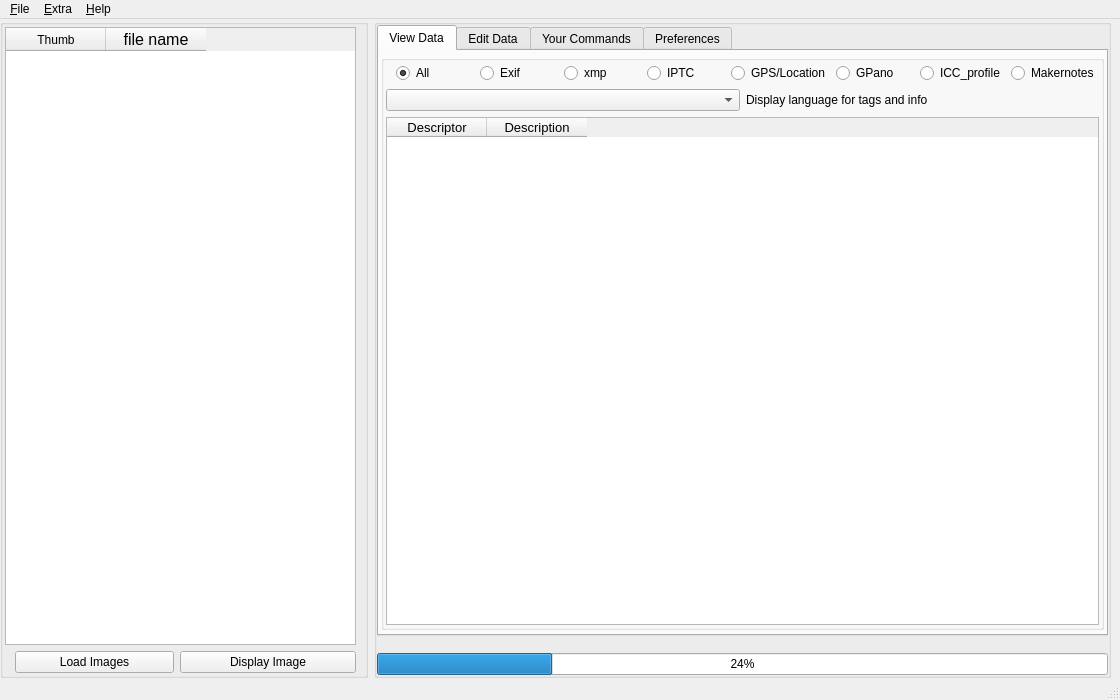
First picture: the form in scripts/ui/MainWindow.ui, repository hvdwolf/pyExifToolGUI, before the edit.
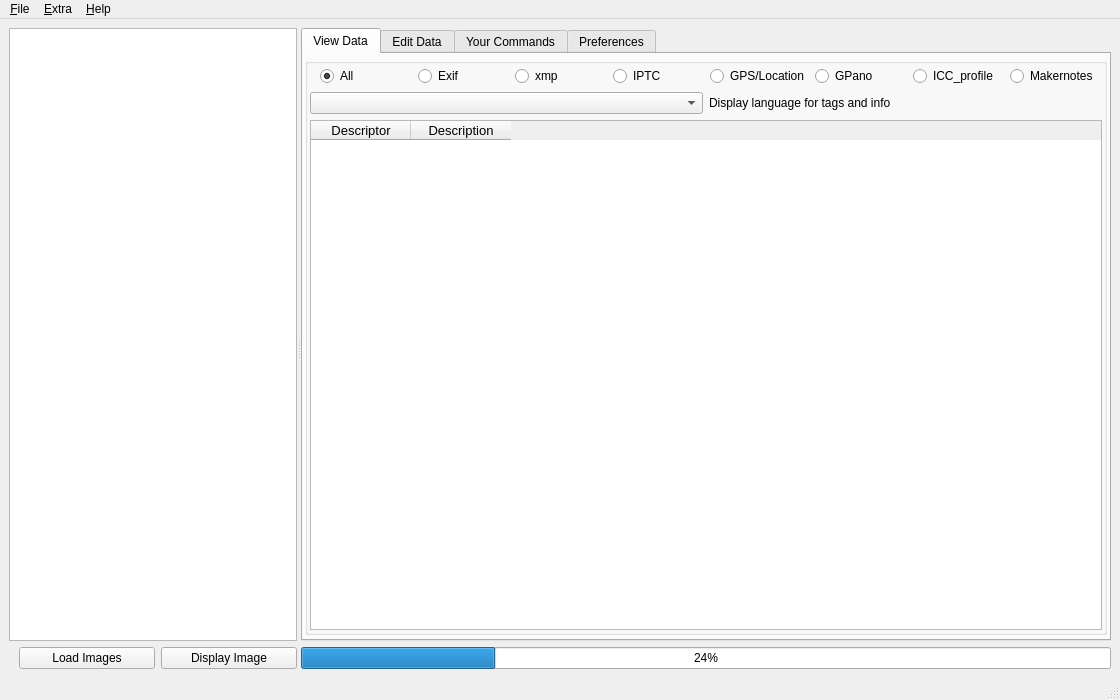
Second picture: the form after the edit.

Commit message:
Splitter and show images in table cells instead of rows
Add splitter and show images in table cells instead of rows

```diff
--- a/scripts/ui/MainWindow.ui
+++ b/scripts/ui/MainWindow.ui
@@ -50,79 +50,73 @@
    <property name="accessibleName">
     <string>Main</string>
    </property>
-   <layout class="QGridLayout" name="gridLayout_17">
-    <property name="leftMargin">
-     <number>0</number>
-    </property>
-    <property name="topMargin">
-     <number>0</number>
-    </property>
-    <property name="rightMargin">
-     <number>9</number>
-    </property>
-    <property name="bottomMargin">
-     <number>0</number>
-    </property>
-    <item row="0" column="0">
-     <widget class="QGroupBox" name="groupBox">
-      <property name="sizePolicy">
-       <sizepolicy hsizetype="Preferred" vsizetype="Expanding">
-        <horstretch>1</horstretch>
-        <verstretch>2</verstretch>
-       </sizepolicy>
-      </property>
-      <property name="minimumSize">
-       <size>
-        <width>351</width>
-        <height>641</height>
-       </size>
-      </property>
-      <property name="title">
-       <string/>
-      </property>
-      <layout class="QGridLayout" name="gridLayout_18">
-       <property name="leftMargin">
-        <number>2</number>
-       </property>
-       <property name="topMargin">
-        <number>2</number>
-       </property>
-       <property name="bottomMargin">
-        <number>2</number>
-       </property>
-       <item row="0" column="0">
+   <layout class="QHBoxLayout" name="horizontalLayout_17">
+    <item>
+     <widget class="QSplitter" name="splitter">
+      <property name="orientation">
+       <enum>Qt::Horizontal</enum>
+      </property>
+      <widget class="QWidget" name="verticalLayoutWidget_4">
+       <layout class="QVBoxLayout" name="verticalLayout_4">
+        <item>
+         <layout class="QHBoxLayout" name="horizontalLayout_21">
+          <property name="sizeConstraint">
+           <enum>QLayout::SetMaximumSize</enum>
+          </property>
+          <item>
         <widget class="QTableWidget" name="MaintableWidget">
          <property name="sizePolicy">
           <sizepolicy hsizetype="Preferred" vsizetype="Expanding">
-           <horstretch>1</horstretch>
-           <verstretch>2</verstretch>
-          </sizepolicy>
-         </property>
-         <property name="toolTip">
-          <string>displays the image names after they have been loaded</string>
+              <horstretch>10</horstretch>
+              <verstretch>10</verstretch>
+             </sizepolicy>
+            </property>
+            <property name="styleSheet">
+             <string notr="true">QTableView::item
+{
+  border: 0px;
+  padding: 8px;
+};
+
+QTableWidget::item
+{
+  border: 0px;
+  padding: 8px;
+}
+
+</string>
+            </property>
+            <property name="showGrid">
+             <bool>false</bool>
+            </property>
+            <property name="cornerButtonEnabled">
+             <bool>true</bool>
+            </property>
+            <property name="rowCount">
+             <number>2</number>
          </property>
          <property name="columnCount">
           <number>2</number>
          </property>
-         <column>
-          <property name="text">
-           <string>Thumb</string>
-          </property>
-         </column>
-         <column>
-          <property name="text">
-           <string>file name</string>
-          </property>
-          <property name="font">
-           <font>
-            <pointsize>12</pointsize>
-           </font>
-          </property>
-         </column>
-        </widget>
-       </item>
-       <item row="1" column="0">
+            <attribute name="horizontalHeaderVisible">
+             <bool>false</bool>
+            </attribute>
+            <attribute name="verticalHeaderVisible">
+             <bool>false</bool>
+            </attribute>
+            <row/>
+            <row/>
+            <column/>
+            <column/>
+           </widget>
+          </item>
+         </layout>
+        </item>
+        <item>
         <layout class="QHBoxLayout" name="imagebuttonsLayout">
+          <property name="sizeConstraint">
+           <enum>QLayout::SetMaximumSize</enum>
+          </property>
          <property name="leftMargin">
           <number>10</number>
          </property>
@@ -162,41 +156,14 @@
        </item>
       </layout>
      </widget>
-    </item>
-    <item row="0" column="1">
-     <widget class="QGroupBox" name="groupBox_2">
-      <property name="sizePolicy">
-       <sizepolicy hsizetype="Expanding" vsizetype="Expanding">
-        <horstretch>2</horstretch>
-        <verstretch>2</verstretch>
-       </sizepolicy>
-      </property>
-      <property name="title">
-       <string/>
-      </property>
-      <layout class="QGridLayout" name="gridLayout_22">
-       <property name="margin">
-        <number>0</number>
-       </property>
-       <item row="2" column="0" alignment="Qt::AlignBottom">
-        <widget class="QProgressBar" name="progressbar">
-         <property name="sizePolicy">
-          <sizepolicy hsizetype="Expanding" vsizetype="Fixed">
-           <horstretch>2</horstretch>
-           <verstretch>0</verstretch>
-          </sizepolicy>
-         </property>
-         <property name="value">
-          <number>24</number>
-         </property>
-        </widget>
-       </item>
-       <item row="1" column="0" alignment="Qt::AlignTop">
+      <widget class="QWidget" name="verticalLayoutWidget_3">
+       <layout class="QVBoxLayout" name="verticalLayout_3">
+        <item>
         <widget class="QTabWidget" name="tabWidget">
          <property name="sizePolicy">
           <sizepolicy hsizetype="Expanding" vsizetype="Expanding">
-           <horstretch>2</horstretch>
-           <verstretch>2</verstretch>
+            <horstretch>1</horstretch>
+            <verstretch>1</verstretch>
           </sizepolicy>
          </property>
          <property name="minimumSize">
@@ -249,6 +216,13 @@
               <property name="margin">
                <number>2</number>
               </property>
+               <item row="1" column="1">
+                <widget class="QLabel" name="label_longlanguage">
+                 <property name="text">
+                  <string>Display language for tags and info</string>
+                 </property>
+                </widget>
+               </item>
               <item row="0" column="0" colspan="2">
                <layout class="QHBoxLayout" name="horizontalLayout_2">
                 <property name="sizeConstraint">
@@ -336,28 +310,6 @@
                 </item>
                </layout>
               </item>
-              <item row="1" column="0">
-               <widget class="QComboBox" name="comboBox_languages">
-                <property name="toolTip">
-                 <string>Select an ExifTool supported display language</string>
-                </property>
-                <property name="statusTip">
-                 <string>Select an ExifTool supported display language</string>
-                </property>
-                <item>
-                 <property name="text">
-                  <string/>
-                 </property>
-                </item>
-               </widget>
-              </item>
-              <item row="1" column="1">
-               <widget class="QLabel" name="label_longlanguage">
-                <property name="text">
-                 <string>Display language for tags and info</string>
-                </property>
-               </widget>
-              </item>
               <item row="2" column="0" colspan="2">
                <widget class="QTableWidget" name="exiftableWidget">
                 <property name="sizePolicy">
@@ -386,6 +338,21 @@
                 </column>
                </widget>
               </item>
+               <item row="1" column="0">
+                <widget class="QComboBox" name="comboBox_languages">
+                 <property name="toolTip">
+                  <string>Select an ExifTool supported display language</string>
+                 </property>
+                 <property name="statusTip">
+                  <string>Select an ExifTool supported display language</string>
+                 </property>
+                 <item>
+                  <property name="text">
+                   <string/>
+                  </property>
+                 </item>
+                </widget>
+               </item>
              </layout>
             </widget>
            </item>
@@ -1230,7 +1197,7 @@
                  <x>200</x>
                  <y>470</y>
                  <width>478</width>
-                 <height>31</height>
+                  <height>32</height>
                 </rect>
                </property>
                <layout class="QHBoxLayout" name="horizontalLayout_5">
@@ -3729,22 +3696,6 @@
                 </rect>
                </property>
                <layout class="QGridLayout" name="gridLayout_24">
-                <item row="0" column="0">
-                 <widget class="QLabel" name="lbl_exiftool_leveltext_2">
-                  <property name="sizePolicy">
-                   <sizepolicy hsizetype="Expanding" vsizetype="Expanding">
-                    <horstretch>0</horstretch>
-                    <verstretch>0</verstretch>
-                   </sizepolicy>
-                  </property>
-                  <property name="text">
-                   <string/>
-                  </property>
-                  <property name="wordWrap">
-                   <bool>true</bool>
-                  </property>
-                 </widget>
-                </item>
                 <item row="1" column="0">
                  <layout class="QGridLayout" name="gridLayout_25">
                   <property name="leftMargin">
@@ -3798,6 +3749,22 @@
                   </item>
                  </layout>
                 </item>
+                 <item row="0" column="0">
+                  <widget class="QLabel" name="lbl_exiftool_leveltext_2">
+                   <property name="sizePolicy">
+                    <sizepolicy hsizetype="Expanding" vsizetype="Expanding">
+                     <horstretch>0</horstretch>
+                     <verstretch>0</verstretch>
+                    </sizepolicy>
+                   </property>
+                   <property name="text">
+                    <string/>
+                   </property>
+                   <property name="wordWrap">
+                    <bool>true</bool>
+                   </property>
+                  </widget>
+                 </item>
                 <item row="3" column="0">
                  <layout class="QHBoxLayout" name="horizontalLayout_16">
                   <property name="leftMargin">
@@ -4185,7 +4152,7 @@
              <x>380</x>
              <y>520</y>
              <width>291</width>
-             <height>31</height>
+              <height>32</height>
             </rect>
            </property>
            <layout class="QHBoxLayout" name="horizontalLayout_14">
@@ -4278,7 +4245,21 @@
          </widget>
         </widget>
        </item>
-      </layout>
+        <item>
+         <widget class="QProgressBar" name="progressbar">
+          <property name="sizePolicy">
+           <sizepolicy hsizetype="Expanding" vsizetype="Fixed">
+            <horstretch>2</horstretch>
+            <verstretch>0</verstretch>
+           </sizepolicy>
+          </property>
+          <property name="value">
+           <number>24</number>
+          </property>
+         </widget>
+        </item>
+       </layout>
+      </widget>
      </widget>
     </item>
    </layout>
@@ -4289,7 +4270,7 @@
      <x>0</x>
      <y>0</y>
      <width>1120</width>
-     <height>27</height>
+     <height>22</height>
     </rect>
    </property>
    <widget class="QMenu" name="menu_File">
```
Left out of the diff: 5 changed lines with no effect on the pictures. Lines whose indentation alone changed are shown as unchanged. The commit also changes 11 other files.
